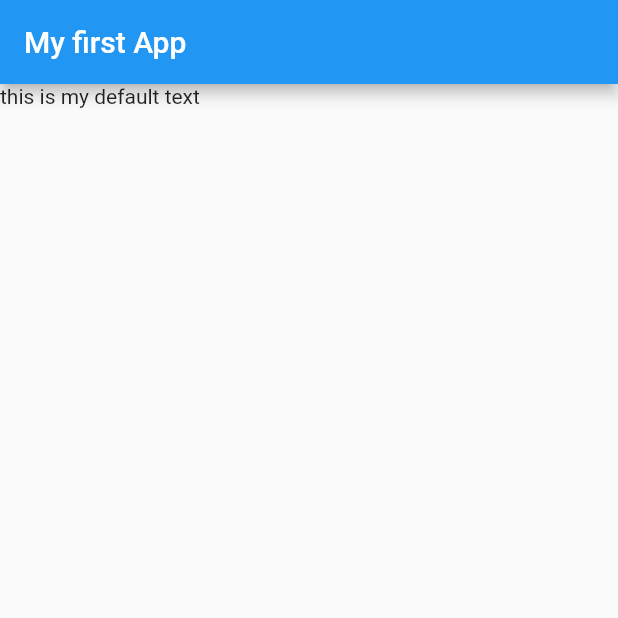
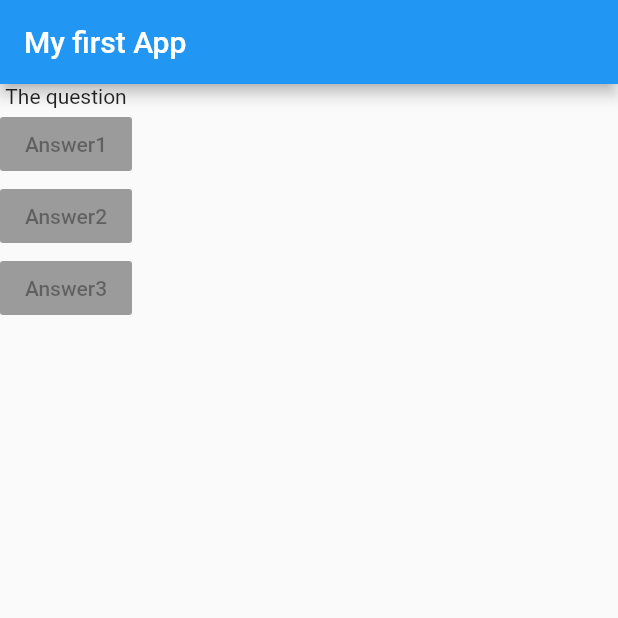
Before and after one commit to Amit-KumarOO7/Personality-Test-App, a Flutter app: the screen it shows after launch, on a phone screen of 412 x 824 dp, the top half of it. Run offline on Flutter 3.47's test engine with Material 2 defaults, Android fonts, the phone set to English and light mode, and no system bars.

Commit message:
Buttons added

```diff
--- a/lib/main.dart
+++ b/lib/main.dart
@@ -12,7 +12,14 @@ class MyApp extends StatelessWidget {
         appBar: AppBar(
           title: Text('My first App'),
         ),
-        body: Text("this is my default text"),
+        body: Column(
+          children: [
+            Text('The question'),
+            RaisedButton(child: Text('Answer1'), onPressed: null),
+            RaisedButton(child: Text('Answer2'), onPressed: null),
+            RaisedButton(child: Text('Answer3'), onPressed: null),
+          ],
+        ),
       ),
     );
   }
```
